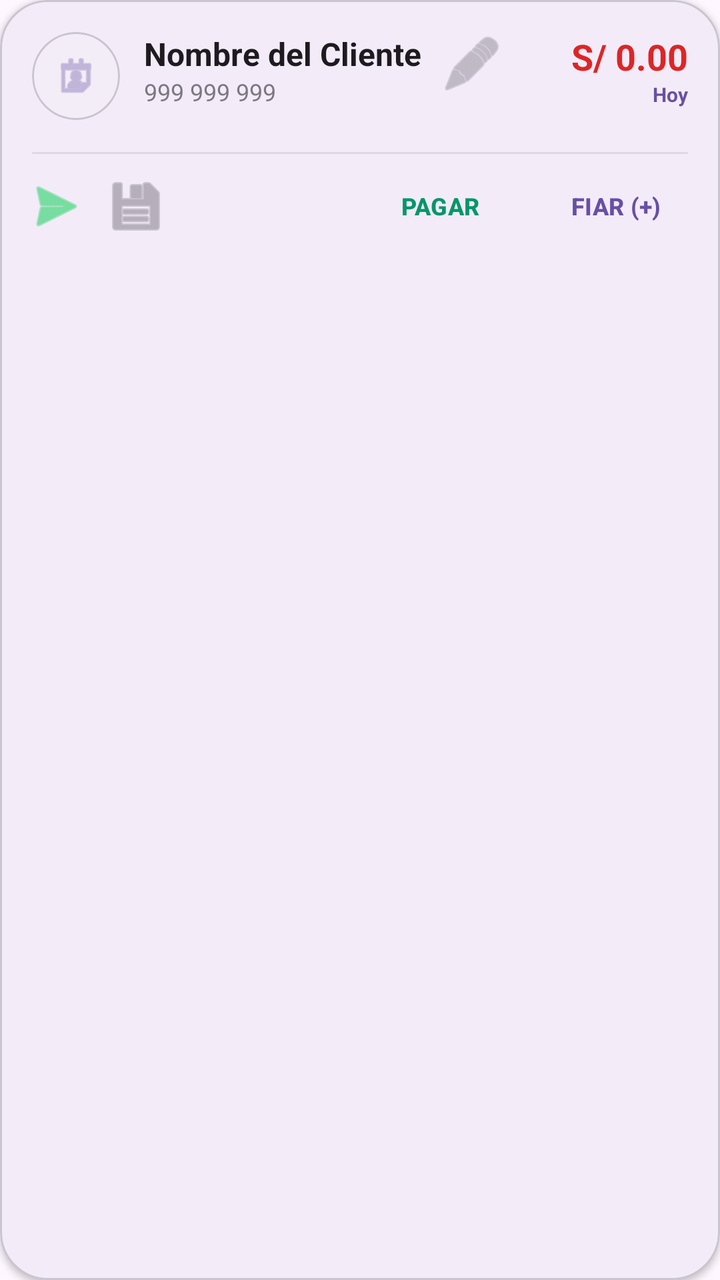
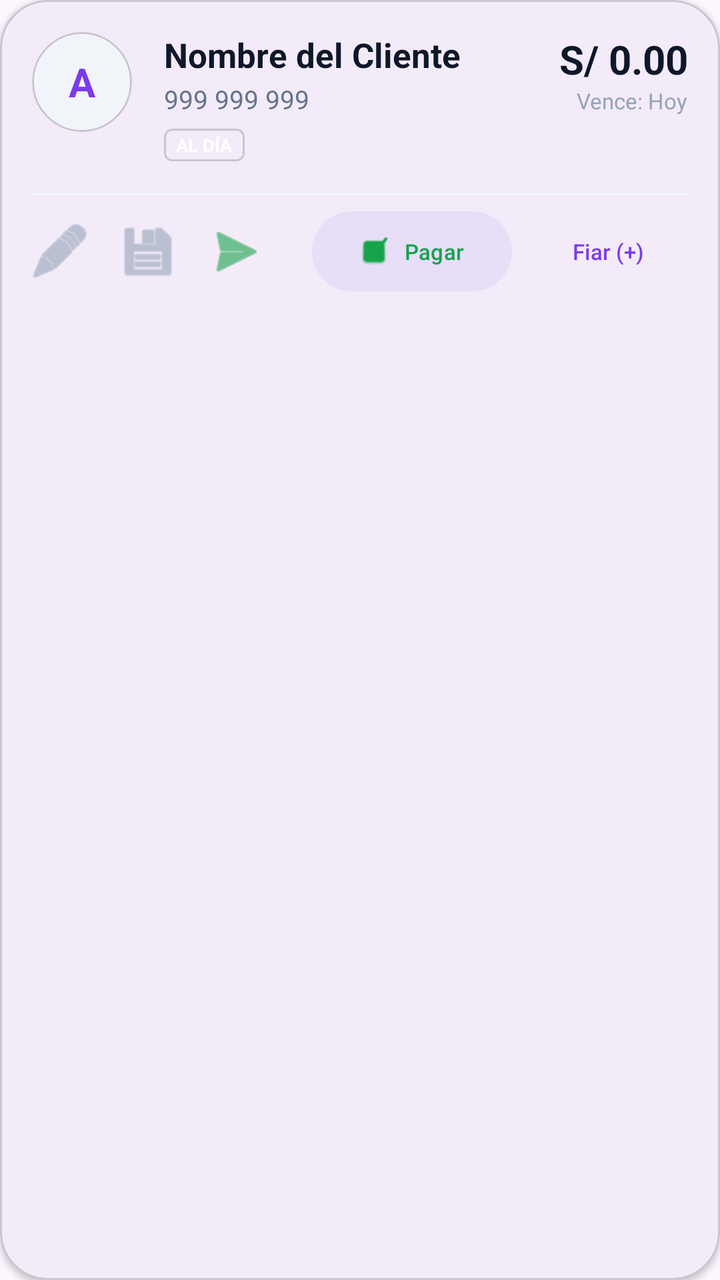

The first picture is an Android layout as it rendered before a commit; the second is the same layout after the commit. The layout source and the unified diff follow.
<!-- AndroidManifest.xml: application theme Theme.Naxor -->
<!-- res/layout/item_deudor.xml -->
<?xml version="1.0" encoding="utf-8"?>
<com.google.android.material.card.MaterialCardView xmlns:android="http://schemas.android.com/apk/res/android"
    xmlns:app="http://schemas.android.com/apk/res-auto"
    android:id="@+id/cardDeudor"
    android:layout_width="match_parent"
    android:layout_height="wrap_content"
    android:layout_marginHorizontal="16dp"
    android:layout_marginVertical="8dp"
    app:cardBackgroundColor="?attr/colorSurface"
    app:cardCornerRadius="24dp"
    app:cardElevation="2dp"
    app:strokeWidth="1dp"
    app:strokeColor="?attr/colorOutlineVariant">

    <LinearLayout
        android:layout_width="match_parent"
        android:layout_height="wrap_content"
        android:orientation="vertical">

        
        <RelativeLayout
            android:layout_width="match_parent"
            android:layout_height="wrap_content"
            android:padding="16dp">

            
            <com.google.android.material.card.MaterialCardView
                android:id="@+id/cardAvatar"
                android:layout_width="44dp"
                android:layout_height="44dp"
                app:cardCornerRadius="22dp"
                app:cardElevation="0dp"
                app:cardBackgroundColor="?attr/colorSurfaceContainer">
                <ImageView
                    android:layout_width="24dp"
                    android:layout_height="24dp"
                    android:layout_gravity="center"
                    android:src="@android:drawable/ic_menu_my_calendar"
                    app:tint="?attr/colorPrimary"
                    android:alpha="0.6" />
            </com.google.android.material.card.MaterialCardView>

            <LinearLayout
                android:layout_width="match_parent"
                android:layout_height="wrap_content"
                android:layout_toEndOf="@id/cardAvatar"
                android:layout_toStartOf="@+id/layoutMontoItem"
                android:layout_marginStart="12dp"
                android:orientation="vertical">

                <TextView
                    android:id="@+id/tvDeudorNombre"
                    android:layout_width="wrap_content"
                    android:layout_height="wrap_content"
                    android:text="Nombre del Cliente"
                    android:textSize="16sp"
                    android:textStyle="bold"
                    android:textColor="?attr/colorOnSurface" />

                <TextView
                    android:id="@+id/tvDeudorTelefono"
                    android:layout_width="wrap_content"
                    android:layout_height="wrap_content"
                    android:text="999 999 999"
                    android:textSize="12sp"
                    android:textColor="?attr/colorOnSurfaceVariant"
                    android:alpha="0.7" />
            </LinearLayout>

            <ImageButton
                android:id="@+id/btnEditDebtor"
                android:layout_width="32dp"
                android:layout_height="32dp"
                android:layout_toEndOf="@id/cardAvatar"
                android:layout_alignParentTop="true"
                android:layout_marginStart="160dp"
                android:background="?attr/selectableItemBackgroundBorderless"
                android:src="@android:drawable/ic_menu_edit"
                app:tint="?attr/colorOnSurfaceVariant"
                android:alpha="0.5"
                android:contentDescription="Editar" />

            
            <LinearLayout
                android:id="@+id/layoutMontoItem"
                android:layout_width="wrap_content"
                android:layout_height="wrap_content"
                android:layout_alignParentEnd="true"
                android:gravity="end"
                android:orientation="vertical">
                <TextView
                    android:id="@+id/tvDeudorMonto"
                    android:layout_width="wrap_content"
                    android:layout_height="wrap_content"
                    android:text="S/ 0.00"
                    android:textSize="18sp"
                    android:textStyle="bold"
                    android:textColor="@color/red_600" />
                <TextView
                    android:id="@+id/tvFechaCobro"
                    android:layout_width="wrap_content"
                    android:layout_height="wrap_content"
                    android:text="Hoy"
                    android:textSize="10sp"
                    android:textStyle="bold"
                    android:textColor="?attr/colorPrimary" />
            </LinearLayout>
        </RelativeLayout>

        <View
            android:layout_width="match_parent"
            android:layout_height="1dp"
            android:background="?attr/colorOutlineVariant"
            android:layout_marginHorizontal="16dp"
            android:alpha="0.5" />

        
        <LinearLayout
            android:layout_width="match_parent"
            android:layout_height="52dp"
            android:orientation="horizontal"
            android:paddingHorizontal="8dp"
            android:gravity="center_vertical">

            <ImageButton
                android:id="@+id/btnCobrarWhatsApp"
                android:layout_width="40dp"
                android:layout_height="40dp"
                android:background="?attr/selectableItemBackgroundBorderless"
                android:src="@android:drawable/ic_menu_send"
                app:tint="#25D366"
                android:contentDescription="WhatsApp" />

            <ImageButton
                android:id="@+id/btnGeneratePdf"
                android:layout_width="40dp"
                android:layout_height="40dp"
                android:background="?attr/selectableItemBackgroundBorderless"
                android:src="@android:drawable/ic_menu_save"
                app:tint="?attr/colorOnSurfaceVariant"
                android:alpha="0.6"
                android:contentDescription="PDF" />

            <View
                android:layout_width="0dp"
                android:layout_height="0dp"
                android:layout_weight="1" />

            <com.google.android.material.button.MaterialButton
                android:id="@+id/btnPagarDeuda"
                style="@style/Widget.Material3.Button.TextButton"
                android:layout_width="wrap_content"
                android:layout_height="wrap_content"
                android:text="PAGAR"
                android:textSize="12sp"
                android:textStyle="bold"
                android:textColor="#059669"
                app:rippleColor="#10059669" />

            <com.google.android.material.button.MaterialButton
                android:id="@+id/btnAumentarDeuda"
                style="@style/Widget.Material3.Button.TextButton"
                android:layout_width="wrap_content"
                android:layout_height="wrap_content"
                android:text="FIAR (+)"
                android:textSize="12sp"
                android:textStyle="bold"
                android:textColor="?attr/colorPrimary"
                app:rippleColor="?attr/colorPrimaryContainer" />
        </LinearLayout>

    </LinearLayout>
</com.google.android.material.card.MaterialCardView>
<!-- resources referenced by this layout -->
<resources>
  <color name="red_600">#DC2626</color>
  <style name="Theme.Naxor" parent="Base.Theme.Naxor" />
  <style name="Base.Theme.Naxor" parent="Theme.Material3.DayNight.NoActionBar">
          
          
      </style>
</resources>

<!-- the commit's change to res/layout/item_deudor.xml (unified diff, before → after) -->
@@ -26,18 +26,20 @@
             
             <com.google.android.material.card.MaterialCardView
                 android:id="@+id/cardAvatar"
-                android:layout_width="44dp"
-                android:layout_height="44dp"
-                app:cardCornerRadius="22dp"
+                android:layout_width="50dp"
+                android:layout_height="50dp"
+                app:cardCornerRadius="25dp"
                 app:cardElevation="0dp"
-                app:cardBackgroundColor="?attr/colorSurfaceContainer">
-                <ImageView
-                    android:layout_width="24dp"
-                    android:layout_height="24dp"
+                app:cardBackgroundColor="#F1F5F9">
+                <TextView
+                    android:id="@+id/tvDeudorInicial"
+                    android:layout_width="wrap_content"
+                    android:layout_height="wrap_content"
                     android:layout_gravity="center"
-                    android:src="@android:drawable/ic_menu_my_calendar"
-                    app:tint="?attr/colorPrimary"
-                    android:alpha="0.6" />
+                    android:text="A"
+                    android:textSize="20sp"
+                    android:textStyle="bold"
+                    android:textColor="@color/purple_600" />
             </com.google.android.material.card.MaterialCardView>
 
             <LinearLayout
@@ -45,7 +47,7 @@
                 android:layout_height="wrap_content"
                 android:layout_toEndOf="@id/cardAvatar"
                 android:layout_toStartOf="@+id/layoutMontoItem"
-                android:layout_marginStart="12dp"
+                android:layout_marginStart="16dp"
                 android:orientation="vertical">
 
                 <TextView
@@ -53,32 +55,38 @@
                     android:layout_width="wrap_content"
                     android:layout_height="wrap_content"
                     android:text="Nombre del Cliente"
-                    android:textSize="16sp"
+                    android:textSize="17sp"
                     android:textStyle="bold"
-                    android:textColor="?attr/colorOnSurface" />
+                    android:textColor="@color/slate_900" />
 
                 <TextView
                     android:id="@+id/tvDeudorTelefono"
                     android:layout_width="wrap_content"
                     android:layout_height="wrap_content"
+                    android:layout_marginTop="2dp"
                     android:text="999 999 999"
-                    android:textSize="12sp"
-                    android:textColor="?attr/colorOnSurfaceVariant"
-                    android:alpha="0.7" />
+                    android:textSize="13sp"
+                    android:textColor="@color/slate_500" />
+
+                <com.google.android.material.card.MaterialCardView
+                    android:id="@+id/cardStatusBadge"
+                    android:layout_width="wrap_content"
+                    android:layout_height="wrap_content"
+                    android:layout_marginTop="6dp"
+                    app:cardElevation="0dp"
+                    app:cardCornerRadius="4dp">
+                    <TextView
+                        android:id="@+id/tvStatusBadge"
+                        android:layout_width="wrap_content"
+                        android:layout_height="wrap_content"
+                        android:paddingHorizontal="6dp"
+                        android:paddingVertical="2dp"
+                        android:text="AL DÍA"
+                        android:textSize="9sp"
+                        android:textStyle="bold"
+                        android:textColor="@color/white" />
+                </com.google.android.material.card.MaterialCardView>
             </LinearLayout>
-
-            <ImageButton
-                android:id="@+id/btnEditDebtor"
-                android:layout_width="32dp"
-                android:layout_height="32dp"
-                android:layout_toEndOf="@id/cardAvatar"
-                android:layout_alignParentTop="true"
-                android:layout_marginStart="160dp"
-                android:background="?attr/selectableItemBackgroundBorderless"
-                android:src="@android:drawable/ic_menu_edit"
-                app:tint="?attr/colorOnSurfaceVariant"
-                android:alpha="0.5"
-                android:contentDescription="Editar" />
 
             
             <LinearLayout
@@ -93,53 +101,61 @@
                     android:layout_width="wrap_content"
                     android:layout_height="wrap_content"
                     android:text="S/ 0.00"
-                    android:textSize="18sp"
+                    android:textSize="20sp"
                     android:textStyle="bold"
-                    android:textColor="@color/red_600" />
+                    android:textColor="@color/slate_900" />
                 <TextView
                     android:id="@+id/tvFechaCobro"
                     android:layout_width="wrap_content"
                     android:layout_height="wrap_content"
-                    android:text="Hoy"
-                    android:textSize="10sp"
-                    android:textStyle="bold"
-                    android:textColor="?attr/colorPrimary" />
+                    android:text="Vence: Hoy"
+                    android:textSize="11sp"
+                    android:textColor="@color/slate_400" />
             </LinearLayout>
         </RelativeLayout>
 
         <View
             android:layout_width="match_parent"
             android:layout_height="1dp"
-            android:background="?attr/colorOutlineVariant"
-            android:layout_marginHorizontal="16dp"
-            android:alpha="0.5" />
+            android:background="@color/slate_100"
+            android:layout_marginHorizontal="16dp" />
 
         
         <LinearLayout
             android:layout_width="match_parent"
-            android:layout_height="52dp"
+            android:layout_height="56dp"
             android:orientation="horizontal"
-            android:paddingHorizontal="8dp"
+            android:paddingHorizontal="12dp"
             android:gravity="center_vertical">
 
             <ImageButton
-                android:id="@+id/btnCobrarWhatsApp"
-                android:layout_width="40dp"
-                android:layout_height="40dp"
+                android:id="@+id/btnEditDebtor"
+                android:layout_width="36dp"
+                android:layout_height="36dp"
                 android:background="?attr/selectableItemBackgroundBorderless"
-                android:src="@android:drawable/ic_menu_send"
-                app:tint="#25D366"
-                android:contentDescription="WhatsApp" />
+                android:src="@android:drawable/ic_menu_edit"
+                app:tint="@color/slate_400"
+                android:contentDescription="Editar" />
 
             <ImageButton
                 android:id="@+id/btnGeneratePdf"
-                android:layout_width="40dp"
-                android:layout_height="40dp"
+                android:layout_width="36dp"
+                android:layout_height="36dp"
+                android:layout_marginStart="8dp"
                 android:background="?attr/selectableItemBackgroundBorderless"
                 android:src="@android:drawable/ic_menu_save"
-                app:tint="?attr/colorOnSurfaceVariant"
-                android:alpha="0.6"
+                app:tint="@color/slate_400"
                 android:contentDescription="PDF" />
+
+            <ImageButton
+                android:id="@+id/btnCobrarWhatsApp"
+                android:layout_width="36dp"
+                android:layout_height="36dp"
+                android:layout_marginStart="8dp"
+                android:background="?attr/selectableItemBackgroundBorderless"
+                android:src="@android:drawable/ic_menu_send"
+                app:tint="@color/green_600"
+                android:contentDescription="WhatsApp" />
 
             <View
                 android:layout_width="0dp"
@@ -148,26 +164,25 @@
 
             <com.google.android.material.button.MaterialButton
                 android:id="@+id/btnPagarDeuda"
-                style="@style/Widget.Material3.Button.TextButton"
+                style="@style/Widget.Material3.Button.TonalButton"
                 android:layout_width="wrap_content"
                 android:layout_height="wrap_content"
-                android:text="PAGAR"
-                android:textSize="12sp"
-                android:textStyle="bold"
-                android:textColor="#059669"
-                app:rippleColor="#10059669" />
+                android:text="Pagar"
+                android:textSize="11sp"
+                android:textColor="@color/green_600"
+                app:icon="@android:drawable/checkbox_on_background"
+                app:iconSize="14dp"
+                app:iconTint="@color/green_600" />
 
             <com.google.android.material.button.MaterialButton
                 android:id="@+id/btnAumentarDeuda"
                 style="@style/Widget.Material3.Button.TextButton"
                 android:layout_width="wrap_content"
                 android:layout_height="wrap_content"
-                android:text="FIAR (+)"
-                android:textSize="12sp"
-                android:textStyle="bold"
-                android:textColor="?attr/colorPrimary"
-                app:rippleColor="?attr/colorPrimaryContainer" />
+                android:layout_marginStart="4dp"
+                android:text="Fiar (+)"
+                android:textSize="11sp"
+                android:textColor="@color/purple_600" />
         </LinearLayout>
-
     </LinearLayout>
 </com.google.android.material.card.MaterialCardView>
<!-- resource entries referenced after the edit -->
@@ -1,6 +1,12 @@
 <!-- resources referenced by this layout -->
 <resources>
-  <color name="red_600">#DC2626</color>
+  <color name="green_600">#16A34A</color>
+  <color name="purple_600">#7C3AED</color>
+  <color name="slate_100">#F1F5F9</color>
+  <color name="slate_400">#94A3B8</color>
+  <color name="slate_500">#64748B</color>
+  <color name="slate_900">#0F172A</color>
+  <color name="white">#FFFFFFFF</color>
   <style name="Theme.Naxor" parent="Base.Theme.Naxor" />
   <style name="Base.Theme.Naxor" parent="Theme.Material3.DayNight.NoActionBar">
           
